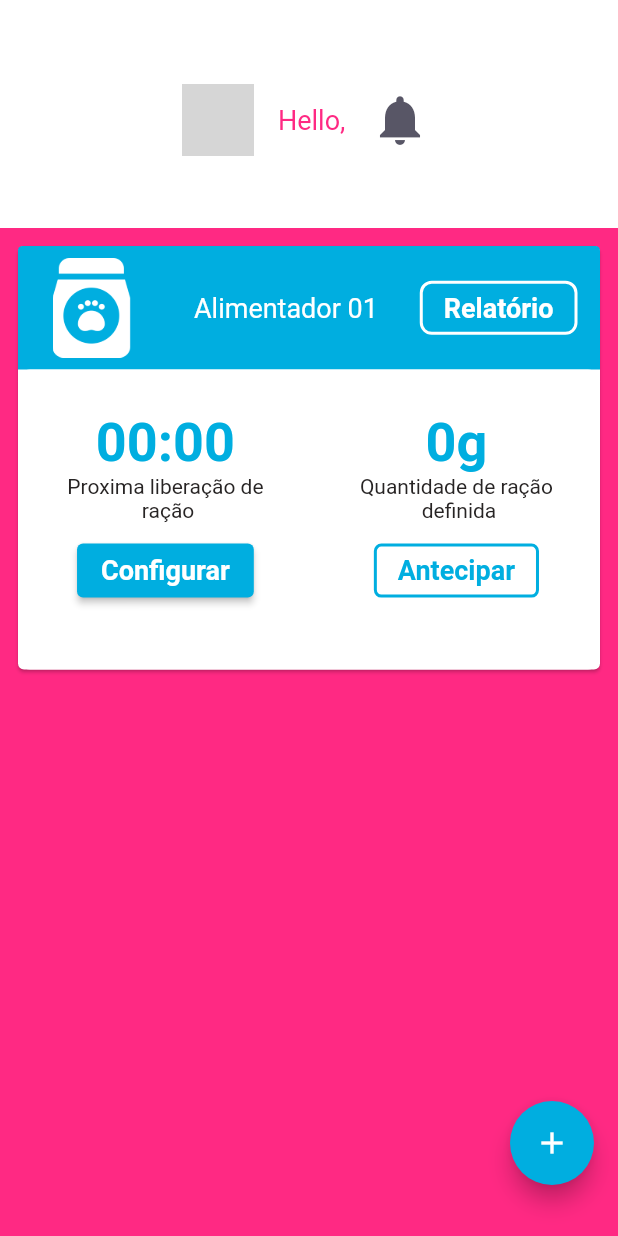
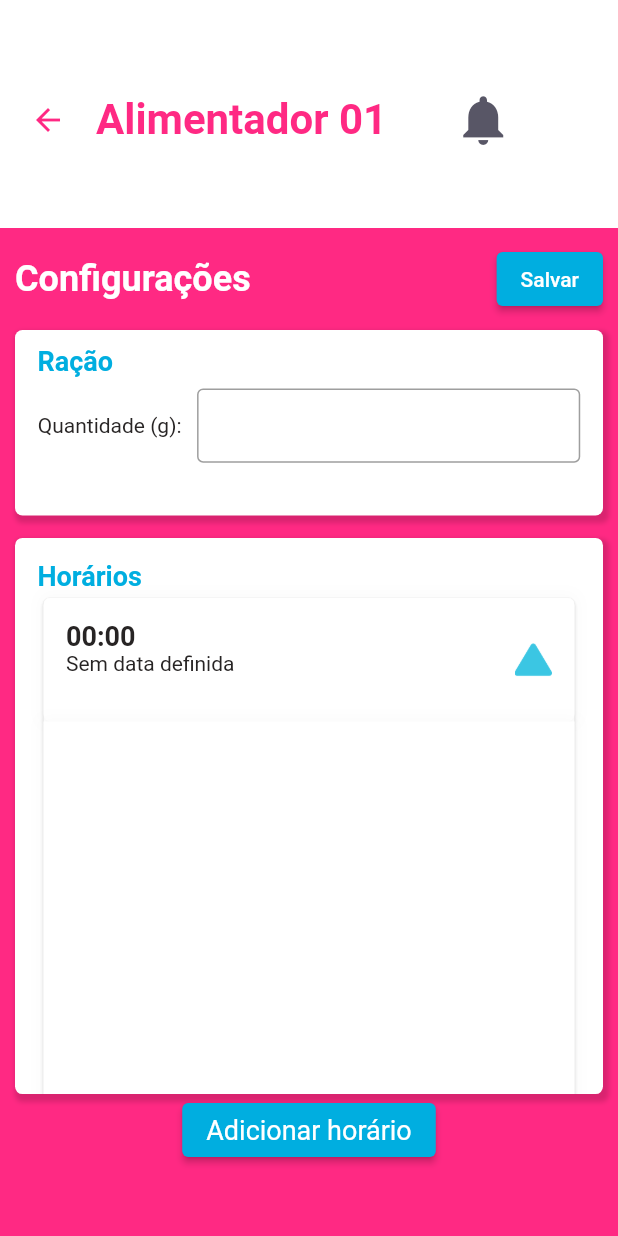
Before and after one commit to MateusLim4/PetEat, a Flutter app: the HomePage screen opened directly with empty values, after a tap on "Configurar", on a phone screen of 412 x 824 dp. Run offline on Flutter 3.47's test engine with Material 2 defaults, Android fonts, the phone set to English and light mode, and no system bars; our stand-ins replace firebase_core, google_fonts, google_sign_in, shared_preferences; missing offline and left inert: firebase_core_web, google_sign_in_web, shared_preferences_web; accounts and stored records are empty; network calls fail; Roboto replaces fonts that are missing (Sunflower); grey boxes are pictures that could not be loaded.

Commit message:
configPage

```diff
--- a/peteat/lib/controller/app_controller.dart
+++ b/peteat/lib/controller/app_controller.dart
@@ -1,5 +1,6 @@
 import 'package:flutter/material.dart';
 import 'package:peteat/modules/Login/login_page.dart';
+import 'package:peteat/modules/config/config_page.dart';
 import 'package:peteat/modules/home/home_page.dart';
 import 'package:peteat/modules/models/user_model.dart';
 import 'package:peteat/modules/splash/splash_page.dart';
@@ -17,7 +18,8 @@ class WidgetController extends StatelessWidget {
           "/splash": (context) => SplashPage(),
           "/login": (context) => LoginPage(),
           "/home": (context) => HomePage(
-              user: ModalRoute.of(context)!.settings.arguments as UserModel)
+              user: ModalRoute.of(context)!.settings.arguments as UserModel),
+          "/config": (context) => ConfigPage(),
         });
   }
 }
--- a/peteat/lib/modules/Login/login_page.dart
+++ b/peteat/lib/modules/Login/login_page.dart
@@ -14,7 +14,7 @@ class LoginPage extends StatelessWidget {
     final controller = LoginController();
     return Scaffold(
       backgroundColor: AppColors.primary,
-      body: Container(
+      body: SizedBox(
         width: size.width,
         height: size.height,
         child: Stack(
--- /dev/null
+++ b/peteat/lib/modules/config/config_page.dart
@@ -0,0 +1,177 @@
+import 'package:flutter/material.dart';
+import 'package:peteat/modules/models/user_model.dart';
+import 'package:peteat/share/presets/app_colors.dart';
+import 'package:peteat/share/presets/app_text_style.dart';
+import 'package:peteat/share/widgets/time_widget.dart';
+
+class ConfigPage extends StatefulWidget {
+  const ConfigPage({Key? key}) : super(key: key);
+
+  @override
+  State<ConfigPage> createState() => _ConfigPageState();
+}
+
+class _ConfigPageState extends State<ConfigPage> {
+  @override
+  Widget build(BuildContext context) {
+    final size = MediaQuery.of(context).size;
+
+    return Scaffold(
+        appBar: PreferredSize(
+          preferredSize: const Size.fromHeight(152),
+          child: Container(
+            height: 152,
+            color: AppColors.titleWhite,
+            child: Center(
+              child:
+                  Row(crossAxisAlignment: CrossAxisAlignment.center, children: [
+                Padding(
+                  padding: const EdgeInsets.all(8.0),
+                  child: Padding(
+                    padding: const EdgeInsets.only(top: 8.0),
+                    child: Row(
+                        mainAxisAlignment: MainAxisAlignment.spaceBetween,
+                        children: [
+                          BackButton(
+                            color: AppColors.primary,
+                          ),
+                          Padding(
+                            padding:
+                                const EdgeInsets.only(left: 8.0, right: 25),
+                            child: Text('Alimentador 01 ',
+                                style: TextStyles.pinkTitle),
+                          ),
+                          TextButton(
+                            child: const Icon(Icons.notifications,
+                                size: 40, color: AppColors.grey),
+                            onPressed: () {},
+                          ),
+                        ]),
+                  ),
+                ),
+              ]),
+            ),
+          ),
+        ),
+        backgroundColor: AppColors.primary,
+        body: Padding(
+          padding: const EdgeInsets.all(10.0),
+          child: SingleChildScrollView(
+            child: Column(
+              children: [
+                Row(
+                  mainAxisAlignment: MainAxisAlignment.spaceBetween,
+                  children: [
+                    Text(
+                      'Configurações',
+                      style: TextStyles.titleHomeThin,
+                    ),
+                    ElevatedButton(
+                        onPressed: () {},
+                        child: const Text('Salvar'),
+                        style: ButtonStyle(
+                            backgroundColor: MaterialStateProperty.all(
+                                AppColors.secondary))),
+                  ],
+                ),
+                Padding(
+                  padding: const EdgeInsets.only(top: 10.0),
+                  child: Container(
+                      height: size.height * 0.15,
+                      width: size.width,
+                      decoration: BoxDecoration(
+                        borderRadius: BorderRadius.circular(5),
+                        color: AppColors.titleWhite,
+                        boxShadow: [
+                          BoxShadow(
+                            color: Colors.black.withOpacity(0.15),
+                            spreadRadius: 2,
+                            blurRadius: 2,
+                            offset: const Offset(
+                                2, 3), // changes position of shadow
+                          ),
+                        ],
+                      ),
+                      child: Padding(
+                        padding: const EdgeInsets.all(10.0),
+                        child: Column(
+                            crossAxisAlignment: CrossAxisAlignment.stretch,
+                            children: [
+                              Padding(
+                                padding:
+                                    const EdgeInsets.only(bottom: 8.0, left: 5),
+                                child:
+                                    Text('Ração', style: TextStyles.blueText),
+                              ),
+                              Row(
+                                mainAxisAlignment:
+                                    MainAxisAlignment.spaceAround,
+                                crossAxisAlignment: CrossAxisAlignment.center,
+                                children: [
+                                  Text('Quantidade (g):',
+                                      style: TextStyles.textBlackLight),
+                                  SizedBox(
+                                    height: size.height * 0.06,
+                                    width: size.width * 0.62,
+                                    child: const TextField(
+                                      keyboardType: TextInputType.number,
+                                      decoration: InputDecoration(
+                                        border: OutlineInputBorder(),
+                                        labelText: '',
+                                      ),
+                                    ),
+                                  )
+                                ],
+                              ),
+                            ]),
+                      )),
+                ),
+                Padding(
+                  padding: const EdgeInsets.only(top: 15.0),
+                  child: Container(
+                    height: size.height * 0.45,
+                    width: size.width,
+                    decoration: BoxDecoration(
+                      borderRadius: BorderRadius.circular(5),
+                      color: AppColors.titleWhite,
+                      boxShadow: [
+                        BoxShadow(
+                          color: Colors.black.withOpacity(0.15),
+                          spreadRadius: 2,
+                          blurRadius: 2,
+                          offset:
+                              const Offset(2, 3), // changes position of shadow
+                        ),
+                      ],
+                    ),
+                    child: SingleChildScrollView(
+                      padding: const EdgeInsets.all(15),
+                      child: Column(
+                        crossAxisAlignment: CrossAxisAlignment.stretch,
+                        mainAxisAlignment: MainAxisAlignment.spaceBetween,
+                        children: [
+                          Column(
+                            crossAxisAlignment: CrossAxisAlignment.stretch,
+                            children: [
+                              Text('Horários', style: TextStyles.blueText),
+                              const TimeWidget(),
+                            ],
+                          ),
+                        ],
+                      ),
+                    ),
+                  ),
+                ),
+                ElevatedButton(
+                    onPressed: () {},
+                    child:
+                        Text('Adicionar horário', style: TextStyles.textWhite),
+                    style: ButtonStyle(
+                        backgroundColor:
+                            MaterialStateProperty.all(AppColors.secondary)))
+              ],
+            ),
+          ),
+        ));
+  }
+}
--- a/peteat/lib/modules/home/home1.dart
+++ b/peteat/lib/modules/home/home1.dart
@@ -10,14 +10,12 @@ class OpsPage extends StatelessWidget {
       children: [
         Padding(
           padding: const EdgeInsets.only(top: 20.0),
-          child: Container(
-            child: Text('Dispositivos conectados',
-                style: TextStyles.titleHomeThin),
-          ),
+          child:
+              Text('Dispositivos conectados', style: TextStyles.titleHomeThin),
         ),
         Padding(
           padding: const EdgeInsets.only(top: 30, left: 8, right: 8),
-          child: Container(
+          child: SizedBox(
             width: size.width,
             child: Row(
               children: [
--- a/peteat/lib/modules/home/home2.dart
+++ b/peteat/lib/modules/home/home2.dart
@@ -86,6 +86,15 @@ class _FeederModalState extends State<FeederModal> {
                     decoration: BoxDecoration(
                       borderRadius: BorderRadius.circular(8),
                       color: AppColors.titleWhite,
+                      boxShadow: [
+                        BoxShadow(
+                          color: Colors.black.withOpacity(0.15),
+                          spreadRadius: 2,
+                          blurRadius: 2,
+                          offset:
+                              const Offset(2, 3), // changes position of shadow
+                        ),
+                      ],
                     ),
                     child: Column(
                       children: [
@@ -108,7 +117,10 @@ class _FeederModalState extends State<FeederModal> {
                                       padding: const EdgeInsets.all(8.0),
                                       child: Container(
                                         child: ElevatedButton(
-                                          onPressed: () {},
+                                          onPressed: () {
+                                            Navigator.pushNamed(
+                                                context, "/config");
+                                          },
                                           child: Text('Configurar',
                                               style: TextStyles.textWhiteBold),
                                           style: ButtonStyle(
--- a/peteat/lib/modules/home/home_page.dart
+++ b/peteat/lib/modules/home/home_page.dart
@@ -26,11 +26,9 @@ final pages = [
 class _HomePageState extends State<HomePage> {
   @override
   Widget build(BuildContext context) {
-    final size = MediaQuery.of(context).size;
-
     return Scaffold(
         appBar: PreferredSize(
-          preferredSize: Size.fromHeight(152),
+          preferredSize: const Size.fromHeight(152),
           child: Container(
             height: 152,
             color: AppColors.titleWhite,
@@ -41,7 +39,6 @@ class _HomePageState extends State<HomePage> {
                   children: [
                     Padding(
                       padding: const EdgeInsets.all(8.0),
-                      child: Container(
                       child: Padding(
                         padding: const EdgeInsets.only(top: 8.0),
                         child: Row(children: [
@@ -54,18 +51,15 @@ class _HomePageState extends State<HomePage> {
                                 style: TextStyles.pinkTitleThin),
                           ),
                           Text(
-                              "${widget.user.name}",
+                            widget.user.name,
                             style: TextStyles.pinkTitle,
                           ),
-                            Container(
-                              child: TextButton(
-                                child: Icon(Icons.notifications,
+                          TextButton(
+                            child: const Icon(Icons.notifications,
                                 size: 40, color: AppColors.grey),
                             onPressed: () {},
                           ),
-                            ),
                         ]),
-                        ),
                       ),
                     ),
                   ]),
@@ -73,9 +67,8 @@ class _HomePageState extends State<HomePage> {
           ),
         ),
         backgroundColor: AppColors.primary,
-        body: FeederModal(),
-        floatingActionButton: Padding(
-            padding: const EdgeInsets.only(bottom: 18.0),
-            child: ModalHomeWidget()));
+        body: const FeederModal(),
+        floatingActionButton: const Padding(
+            padding: EdgeInsets.only(bottom: 18.0), child: ModalHomeWidget()));
   }
 }
--- a/peteat/lib/modules/splash/splash_page.dart
+++ b/peteat/lib/modules/splash/splash_page.dart
@@ -13,7 +13,7 @@ class SplashPage extends StatelessWidget {
     authController.currentUser(context);
     return Scaffold(
       backgroundColor: AppColors.primary,
-      body: Container(
+      body: SizedBox(
         width: size.width,
         height: size.height,
         child: Stack(
--- a/peteat/lib/share/presets/app_text_style.dart
+++ b/peteat/lib/share/presets/app_text_style.dart
@@ -60,4 +60,9 @@ class TextStyles {
     fontWeight: FontWeight.bold,
     color: AppColors.secondary,
   );
+  static final textBlack = GoogleFonts.sunflower(
+    fontSize: 18,
+    fontWeight: FontWeight.bold,
+    color: AppColors.textColor,
+  );
 }
--- /dev/null
+++ b/peteat/lib/share/widgets/time_widget.dart
@@ -0,0 +1,89 @@
+import 'package:flutter/material.dart';
+import 'package:peteat/share/presets/app_colors.dart';
+import 'package:peteat/share/presets/app_text_style.dart';
+
+class TimeWidget extends StatefulWidget {
+  const TimeWidget({Key? key}) : super(key: key);
+
+  @override
+  State<TimeWidget> createState() => _TimeWidgetState();
+}
+
+class _TimeWidgetState extends State<TimeWidget> {
+  @override
+  double _animatedHeight = 300;
+
+  @override
+  Widget build(BuildContext context) {
+    final size = MediaQuery.of(context).size;
+    return Card(
+      child: Column(
+        mainAxisAlignment: MainAxisAlignment.center,
+        children: <Widget>[
+          GestureDetector(
+            onTap: () => setState(() {
+              _animatedHeight != 0.0
+                  ? _animatedHeight = 0.0
+                  : _animatedHeight = 150;
+            }),
+            child: Container(
+                height: size.height * 0.1,
+                decoration: BoxDecoration(
+                  borderRadius: BorderRadius.circular(5),
+                  color: AppColors.titleWhite,
+                  boxShadow: [
+                    BoxShadow(
+                      color: Colors.black.withOpacity(0.02),
+                      spreadRadius: 2,
+                      blurRadius: 8,
+                      offset: const Offset(0, 0), // changes position of shadow
+                    ),
+                  ],
+                ),
+                child: Padding(
+                  padding: const EdgeInsets.all(15),
+                  child: Row(
+                    mainAxisAlignment: MainAxisAlignment.spaceBetween,
+                    children: [
+                      Column(
+                        crossAxisAlignment: CrossAxisAlignment.start,
+                        children: [
+                          Text('00:00', style: TextStyles.textBlack),
+                          Text('Sem data definida',
+                              style: TextStyles.textBlackLight),
+                        ],
+                      ),
+                      SizedBox(
+                          height: 25,
+                          child: Image.asset('assets/images/bleach.png'))
+                    ],
+                  ),
+                )),
+          ),
+          AnimatedContainer(
+            duration: Duration(milliseconds: 120),
+            child: Container(
+              height: size.height * 2,
+              width: size.width,
+              decoration: BoxDecoration(
+                borderRadius: BorderRadius.only(
+                    bottomLeft: Radius.circular(5),
+                    bottomRight: Radius.circular(5)),
+                color: AppColors.titleWhite,
+                boxShadow: [
+                  BoxShadow(
+                    color: Colors.black.withOpacity(0.02),
+                    spreadRadius: 2,
+                    blurRadius: 8,
+                    offset: const Offset(0, 0), // changes position of shadow
+                  ),
+                ],
+              ),
+            ),
+            height: _animatedHeight,
+          )
+        ],
+      ),
+    );
+  }
+}
```
Also changed, not shown: peteat/assets/images/bleach.png (added), peteat/lib/modules/notification/notification_page.dart (added), peteat/lib/modules/statistic/statistic_page.dart (added). Lines whose indentation alone changed are shown as unchanged.
